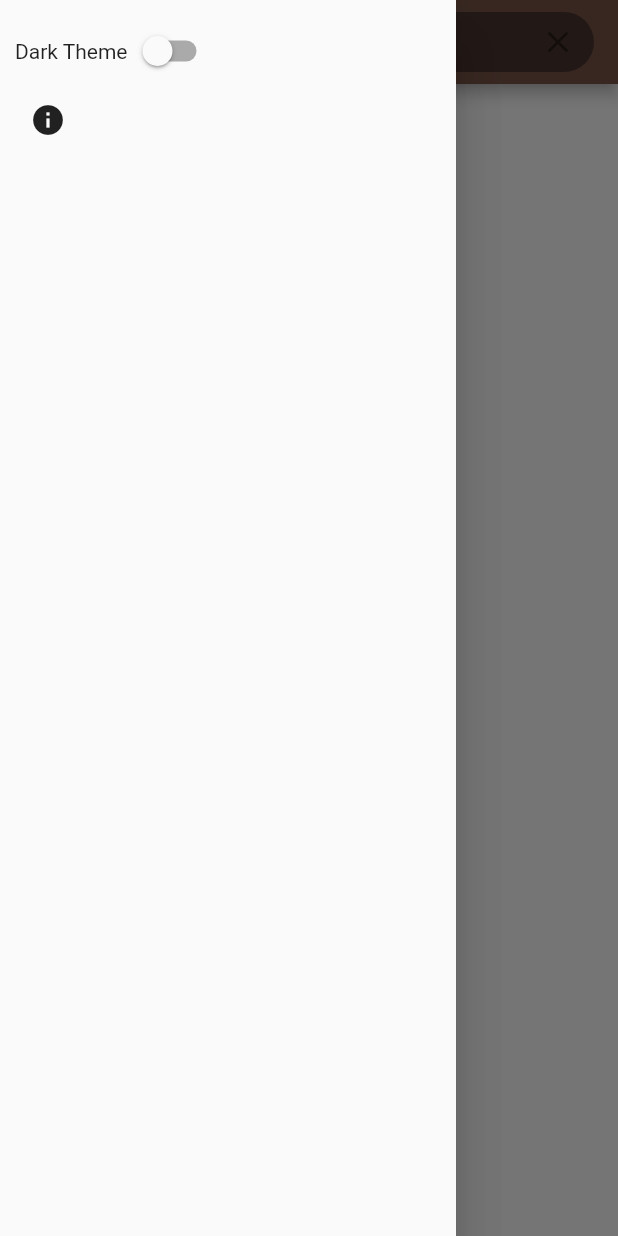
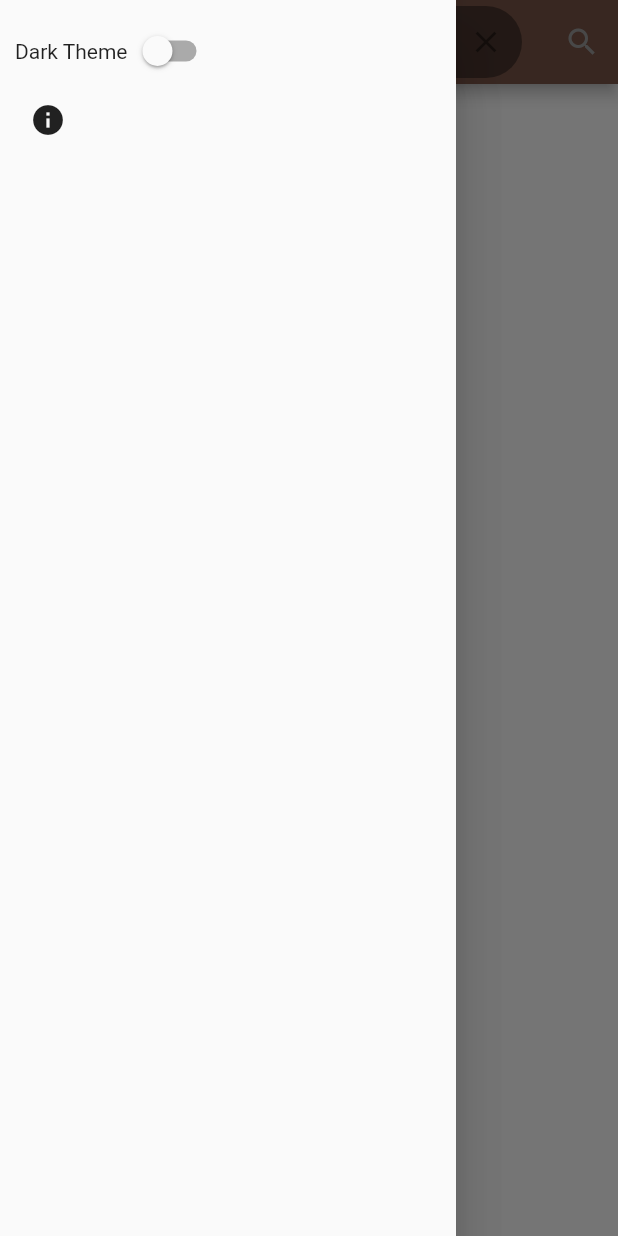
Before and after one commit to CraigFoote/ca.footeware.flutter.stackoverflowquestions, a Flutter app: the screen it shows after launch, with the side drawer open, on a phone screen of 412 x 824 dp. Run offline on Flutter 3.47's test engine with Material 2 defaults, Android fonts, the light colour scheme and no system bars; our stand-ins replace flutter_linkify, shared_preferences.

Commit message:
encapsulation, error handling

```diff
--- a/lib/home_page_state.dart
+++ b/lib/home_page_state.dart
@@ -14,8 +14,7 @@ class HomePageState extends State<HomePage> {
   final _searchController = TextEditingController();
   num _pageNumber = 1;
   String _searchString = '';
-  bool _haveResults = false;
-  late Map<String, dynamic> results;
+  Map<String, dynamic> results = {};
   final ScrollController _scrollController = ScrollController();
 
   @override
@@ -56,13 +55,12 @@ class HomePageState extends State<HomePage> {
           },
         ),
         title: Container(
-          width: double.infinity,
-          height: 40,
+          // width: double.infinity,
+          // height: 40,
           decoration: BoxDecoration(
             color: Colors.black38,
             borderRadius: BorderRadius.circular(30.0),
           ),
-          child: Center(
           child: TextField(
             autofocus: true,
             controller: _searchController,
@@ -70,9 +68,10 @@ class HomePageState extends State<HomePage> {
               color: Colors.white54,
             ),
             decoration: InputDecoration(
+              // constraints: const BoxConstraints.expand(width: double.infinity),
               filled: true,
               fillColor: Colors.transparent,
-                prefixIcon: const Icon(Icons.search),
+              // prefixIcon: const Icon(Icons.search),
               suffixIcon: IconButton(
                 icon: const Icon(Icons.clear),
                 onPressed: () => setState(
@@ -85,9 +84,15 @@ class HomePageState extends State<HomePage> {
             onSubmitted: (value) => _doSearch(context, _pageNumber, value),
           ),
         ),
+        actions: [
+          IconButton(
+            onPressed: () =>
+                _doSearch(context, _pageNumber, _searchController.text),
+            icon: const Icon(Icons.search),
           ),
+        ],
       ),
-      body: _haveResults ? _displayResults() : Container(),
+      body: _displayResults(),
       drawer: Drawer(
         child: Padding(
           padding: const EdgeInsets.all(10.0),
@@ -162,7 +167,6 @@ class HomePageState extends State<HomePage> {
             searchString);
     results = json.decode(await http.read(url));
     setState(() {
-      _haveResults = true;
       if (_scrollController.hasClients) {
         _scrollController.animateTo(
           0.0,
@@ -174,6 +178,7 @@ class HomePageState extends State<HomePage> {
   }
 
   _displayResults() {
+    if (results.isNotEmpty) {
       var items = results['items'];
       List<Card> cards = [];
       for (var i = 0; i < items.length; i++) {
@@ -190,9 +195,11 @@ class HomePageState extends State<HomePage> {
         },
       );
     }
+  }
 
-  Row _getNavButtons(BuildContext context) {
-    return Row(
+  Widget _getNavButtons(BuildContext context) {
+    return IntrinsicWidth(
+      child: Row(
         mainAxisAlignment: MainAxisAlignment.center,
         children: [
           Padding(
@@ -221,7 +228,7 @@ class HomePageState extends State<HomePage> {
               child: Row(
                 children: const [
                   Text(
-                  '  Next   ',
+                    'Next',
                     style: TextStyle(
                       fontWeight: FontWeight.w900,
                     ),
@@ -234,6 +241,7 @@ class HomePageState extends State<HomePage> {
             ),
           ),
         ],
+      ),
     );
   }
 }
```
Also changed, not shown: lib/result_card.dart (+18 -19 lines), lib/result_item.dart (added, +88 -0 lines), 1 other file. Lines whose indentation alone changed are shown as unchanged.
